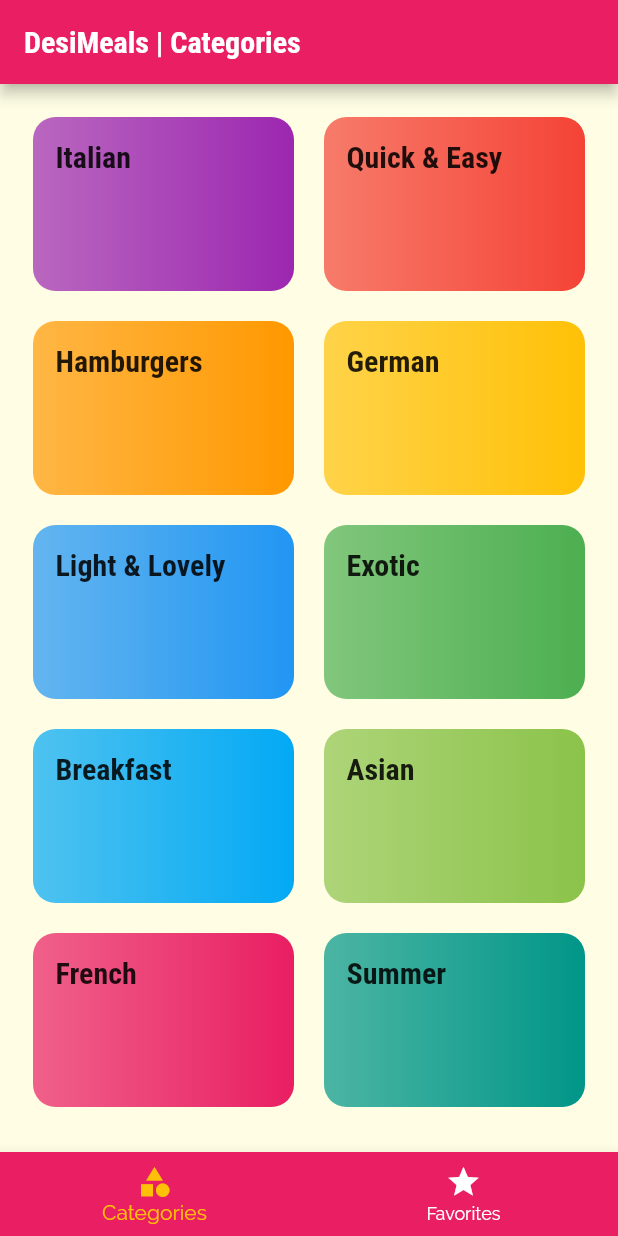
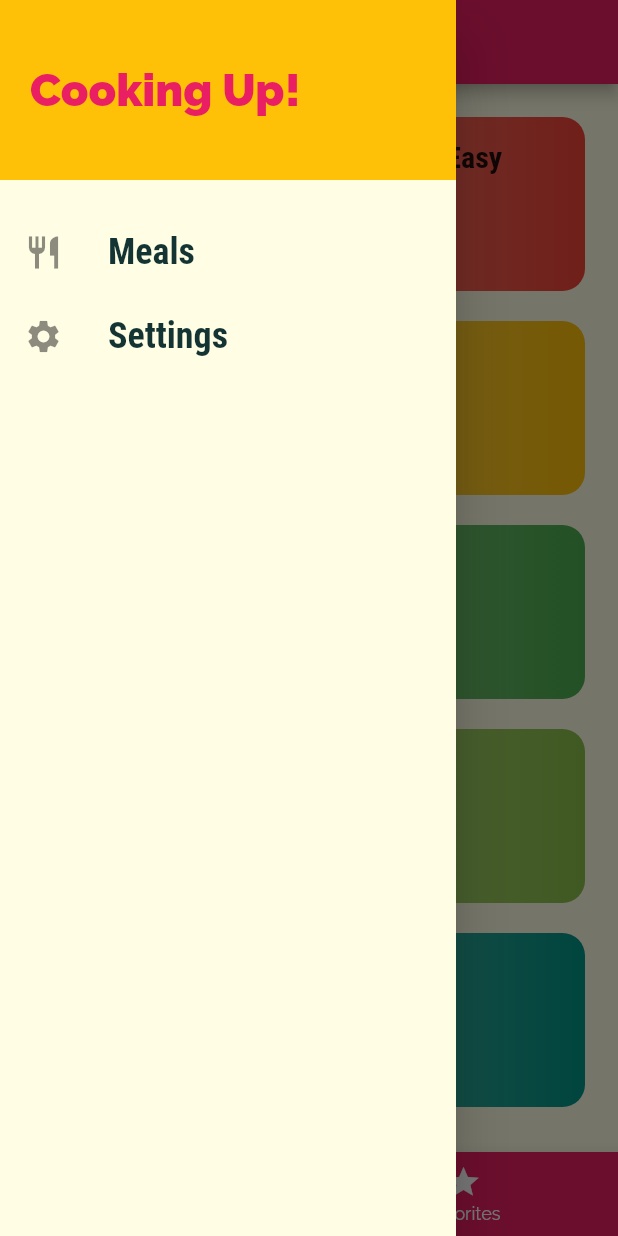
Before and after one commit to advaita-saha/delimeals, a Flutter app: the screen it shows after launch, with the side drawer open (before the commit the screen has no drawer), on a phone screen of 412 x 824 dp. Run offline on Flutter 3.47's test engine with Material 2 defaults, Android fonts, the phone set to English and light mode, and no system bars.

Commit message:
drawer added and links to pages attached

```diff
--- a/lib/main.dart
+++ b/lib/main.dart
@@ -1,4 +1,6 @@
 // ignore_for_file: prefer_const_constructors
+
+import './screens/filters_screen.dart';
 
 import './screens/tabs_screen.dart';
 import 'package:flutter/material.dart';
@@ -38,6 +40,7 @@ class MyApp extends StatelessWidget {
         '/': (ctx) => TabScreen(),
         CategoryMealsScreen.routeName: (ctx) => CategoryMealsScreen(),
         MealDetailScreen.routeName: (ctx) => MealDetailScreen(),
+        FilterScreen.routeName: (ctx) => FilterScreen(),
       },
     );
   }
--- /dev/null
+++ b/lib/screens/filters_screen.dart
@@ -0,0 +1,16 @@
+import 'package:flutter/material.dart';
+
+class FilterScreen extends StatelessWidget {
+  static const routeName = '/filters';
+
+  const FilterScreen({Key? key}) : super(key: key);
+
+  @override
+  Widget build(BuildContext context) {
+    return Scaffold(
+      body: Center(
+        child: Text('filters'),
+      ),
+    );
+  }
+}
--- a/lib/screens/tabs_screen.dart
+++ b/lib/screens/tabs_screen.dart
@@ -4,6 +4,7 @@
 import './favorites_screen.dart';
 
 import './categories_screen.dart';
+import '../widgets/main_drawer.dart';
 import 'package:flutter/material.dart';
 
 class TabScreen extends StatefulWidget {
@@ -40,6 +41,7 @@ class _TabScreenState extends State<TabScreen> {
         title: Text(
             'DesiMeals | ${_pages[_selectedPageIndex]['title'] as String}'),
       ),
+      drawer: MainDrawer(),
       body: _pages[_selectedPageIndex]['page'] as Widget,
       bottomNavigationBar: BottomNavigationBar(
         onTap: _selectPage,
--- /dev/null
+++ b/lib/widgets/main_drawer.dart
@@ -0,0 +1,59 @@
+import 'package:flutter/material.dart';
+
+class MainDrawer extends StatelessWidget {
+  const MainDrawer({Key? key}) : super(key: key);
+
+  Widget buildListTile(String title, IconData icon, Function taphandler) {
+    return ListTile(
+      leading: Icon(
+        icon,
+        size: 26,
+      ),
+      title: Text(
+        title,
+        style: const TextStyle(
+          fontFamily: 'RobotoCondensed',
+          fontSize: 24,
+          fontWeight: FontWeight.bold,
+        ),
+      ),
+      onTap: () => taphandler(),
+    );
+  }
+
+  @override
+  Widget build(BuildContext context) {
+    return Drawer(
+      child: Column(
+        children: <Widget>[
+          Container(
+            height: 120,
+            width: double.infinity,
+            padding: const EdgeInsets.all(20),
+            alignment: Alignment.centerLeft,
+            decoration: BoxDecoration(
+              color: Theme.of(context).accentColor,
+            ),
+            child: Text(
+              'Cooking Up!',
+              style: TextStyle(
+                fontWeight: FontWeight.w900,
+                fontSize: 30,
+                color: Theme.of(context).primaryColor,
+              ),
+            ),
+          ),
+          const SizedBox(
+            height: 20,
+          ),
+          buildListTile('Meals', Icons.restaurant, () {
+            Navigator.of(context).pushNamed('/');
+          }),
+          buildListTile('Settings', Icons.settings, () {
+            Navigator.of(context).pushNamed('/filters');
+          }),
+        ],
+      ),
+    );
+  }
+}
```
